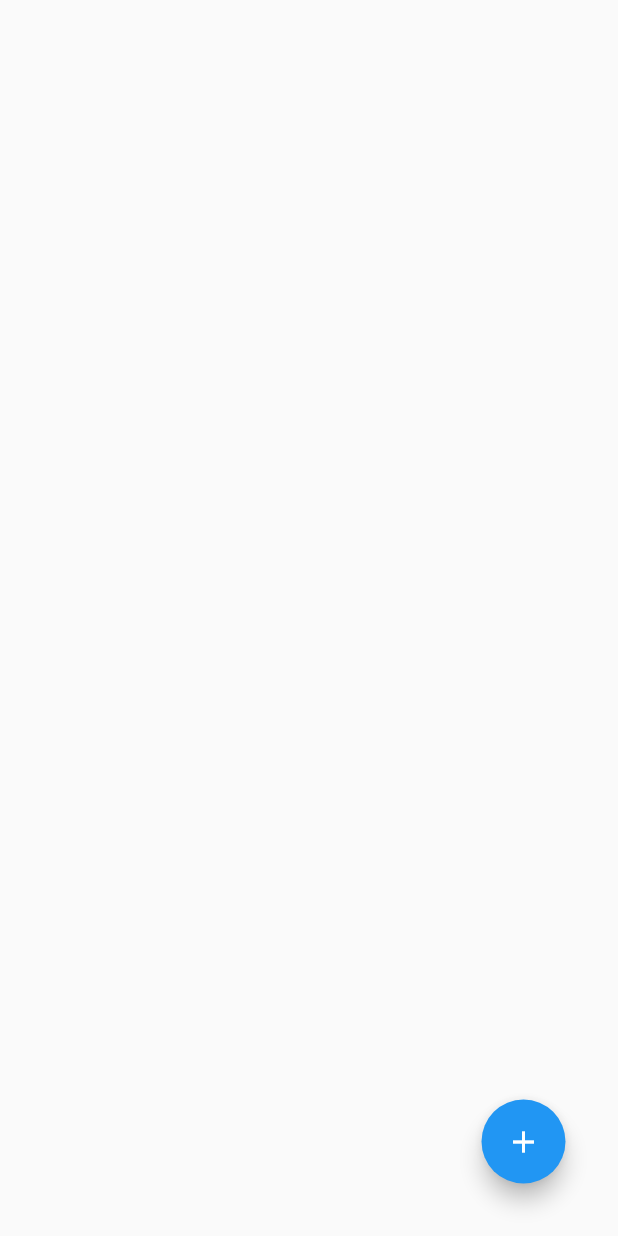
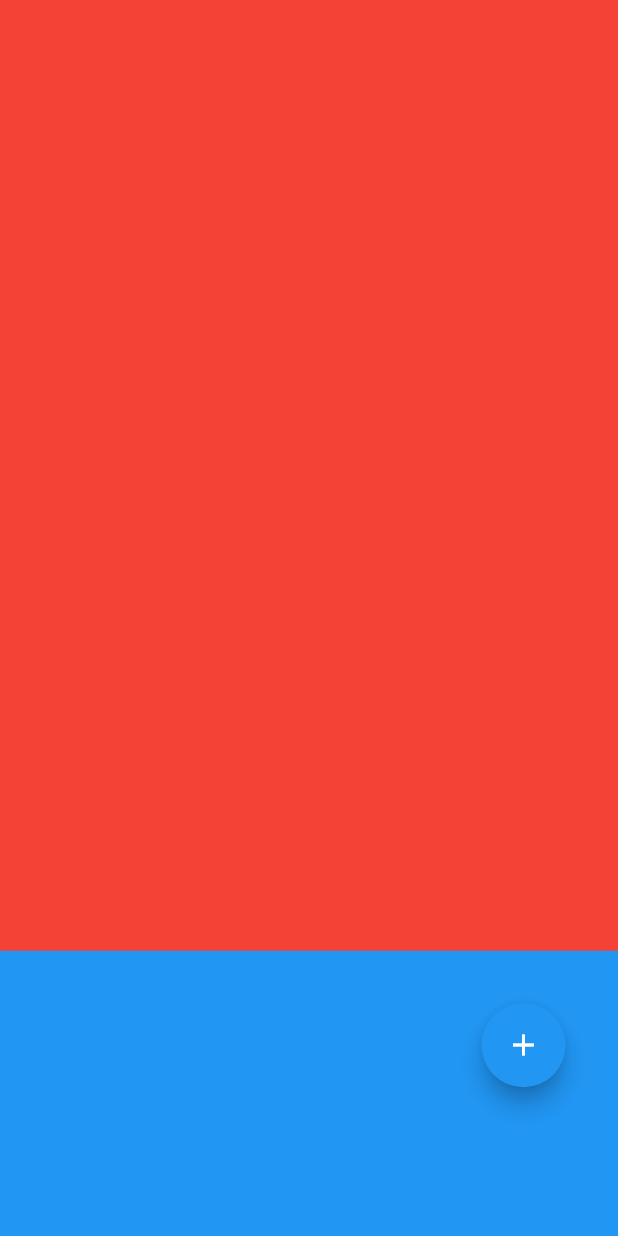
Before and after one commit to anecba/MeuGerenciadorArquivos, a Flutter app: the HomePage screen opened directly, on a phone screen of 412 x 824 dp. Run offline on Flutter 3.47's test engine with Material 2 defaults, Android fonts, the phone set to English and light mode, and no system bars.

Commit message:
Criando as pastas para organizar as classes

```diff
--- a/lib/cadastro.dart
+++ b/lib/Cadastro/cadastro.dart
@@ -1,13 +1,12 @@
 import 'package:flutter/material.dart';
 import 'package:flutter/services.dart';
-import 'main.dart';
-import 'login.dart';
+import '../main.dart';
+import 'package:tccgerenciadorapp/Login/login.dart';
 
 class CadastroApp extends StatelessWidget {
   @override
   Widget build(BuildContext context) {
     return MaterialApp(
-      //retira a bandeira de debug
       debugShowCheckedModeBanner: false,
       title: 'Tela de Cadastro',
       theme: ThemeData(
--- a/lib/home.dart
+++ b/lib/Home/home.dart
@@ -1,6 +1,6 @@
 import 'package:flutter/material.dart';
 import 'package:flutter/services.dart';
-import 'main.dart';
+import '../main.dart';
 
 class HomeApp extends StatelessWidget {
   @override
@@ -27,15 +27,15 @@ class HomePage extends StatefulWidget {
 
 class _HomePageState extends State<HomePage> {
   @override
-
   void initState() {
     SystemChrome.setEnabledSystemUIOverlays([]);
     super.initState();
   }
+
   @override
   Widget build(BuildContext context) {
     return Scaffold(
-      drawer: Drawer(
+      /*drawer: Drawer(
           elevation: 20.0,
           child: ListView(
             padding: EdgeInsets.zero,
@@ -48,37 +48,31 @@ class _HomePageState extends State<HomePage> {
                 decoration: BoxDecoration(color: Colors.blueAccent),
               ),
             ],
-          )),
+          )),*/
       body: SingleChildScrollView(
         child: Container(
+          color: Colors.blue,
           height: MediaQuery.of(context).size.height,
+
+
           width: MediaQuery.of(context).size.width,
-            child: Row(
+          child: Column(
             mainAxisSize: MainAxisSize.max,
-              mainAxisAlignment: MainAxisAlignment.end,
+            mainAxisAlignment: MainAxisAlignment.start,
             children: <Widget>[
               Container(
-                  decoration: BoxDecoration(
-                    gradient: LinearGradient(
-                      begin: Alignment.topCenter,
-                      end: Alignment.bottomCenter,
-                      colors: [
-                        Color(0xFF20c6b6),
-                        Color(0xFF20c6b6),
-                      ]
-                    )
-                  ),
+                height: MediaQuery.of(context).size.height/1.3,
+                color: Colors.red,
+                width: MediaQuery.of(context).size.width,
               ),
               Align(
-                  alignment: Alignment.bottomLeft,
+                alignment: Alignment.bottomRight,
                 child: Padding(
-                    padding: EdgeInsets.only(right: 35.0, bottom: 35.0),
+                  padding: EdgeInsets.only(top: 35.0, right: 35.0, bottom: 35.0),
                   child: FloatingActionButton(
                     onPressed: () {
-                        Navigator.push(
-                            context,
-                            MaterialPageRoute(
-                                builder: (context) => (Profile())));
+                      Navigator.push(context,
+                          MaterialPageRoute(builder: (context) => (Profile())));
                     },
                     child: Icon(Icons.add),
                   ),
--- a/lib/login.dart
+++ b/lib/Login/login.dart
@@ -1,7 +1,7 @@
 import 'package:flutter/material.dart';
 import 'package:flutter/services.dart';
-import 'cadastro.dart';
-import 'main.dart';
+import 'package:tccgerenciadorapp/Cadastro/cadastro.dart';
+import '../main.dart';
 
 
 class LoginApp extends StatelessWidget {
--- a/lib/main.dart
+++ b/lib/main.dart
@@ -1,8 +1,8 @@
 import 'package:flutter/material.dart';
 import 'package:flutter/services.dart';
-import 'cadastro.dart';
-import 'login.dart';
-import 'home.dart';
+import 'package:tccgerenciadorapp/Cadastro/cadastro.dart';
+import 'package:tccgerenciadorapp/Login/login.dart';
+import 'package:tccgerenciadorapp/Home/home.dart';
 import 'package:tccgerenciadorapp/constantes';
 
 void main() => runApp(Profile());
```
Lines whose indentation alone changed are shown as unchanged.
